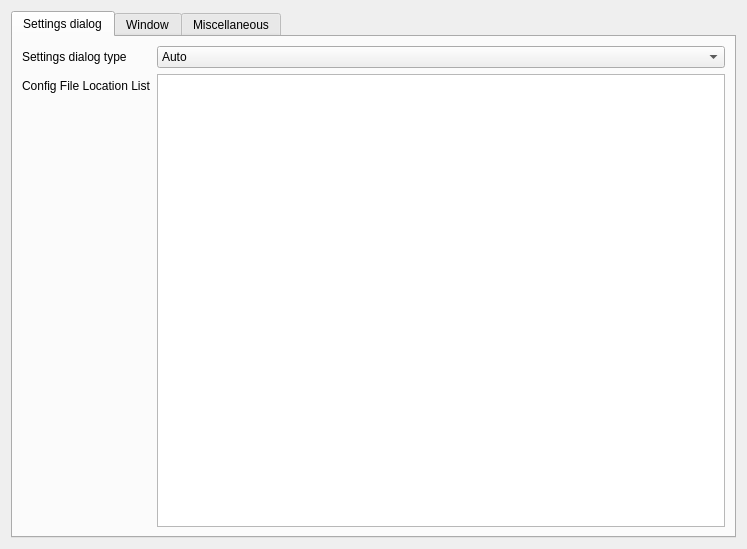
Above: src/gui/settings/SettingsPageGeneral.ui from gvansickle/AwesomeMediaLibraryManager before the change. Below: the same form after it.
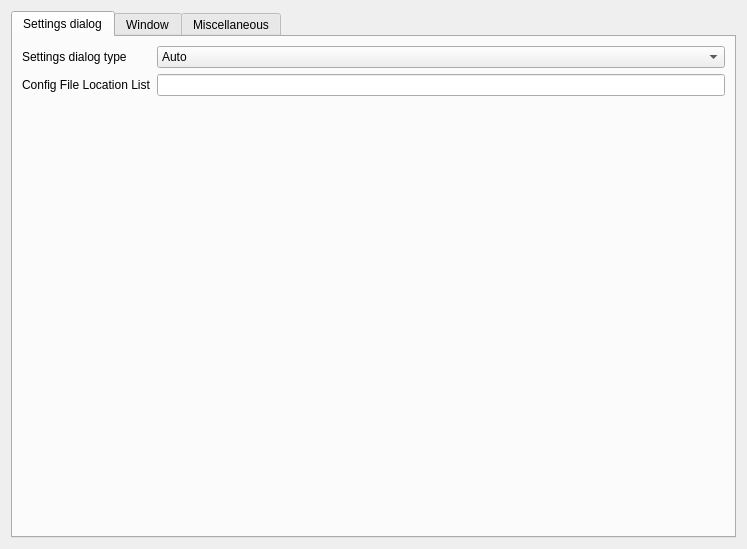
That is the form after the change. Custom widgets are drawn as their Qt base class.

Commit message: Resolved issue with settings dialog not picking up default settings.

Diff of the .ui file:
```diff
--- a/src/gui/settings/SettingsPageGeneral.ui
+++ b/src/gui/settings/SettingsPageGeneral.ui
@@ -70,7 +70,7 @@
           </widget>
          </item>
          <item row="1" column="1">
-          <widget class="QListWidget" name="kcfg_configFileLocationListLineEdit"/>
+          <widget class="QLineEdit" name="kcfg_configFileLocationListLineEdit"/>
          </item>
         </layout>
        </item>
```
